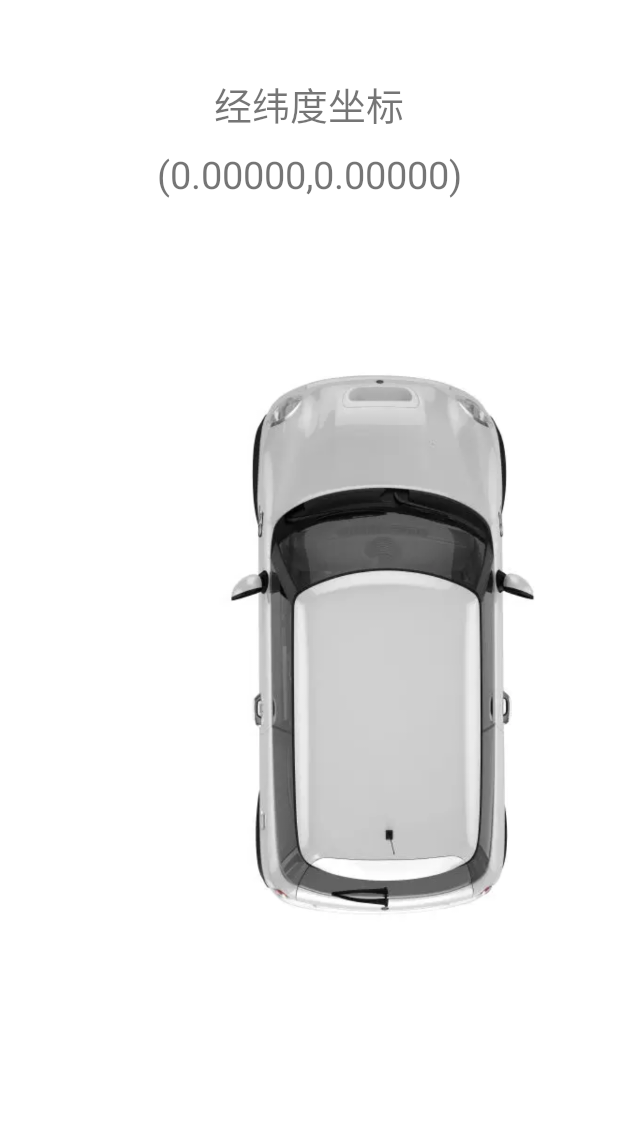
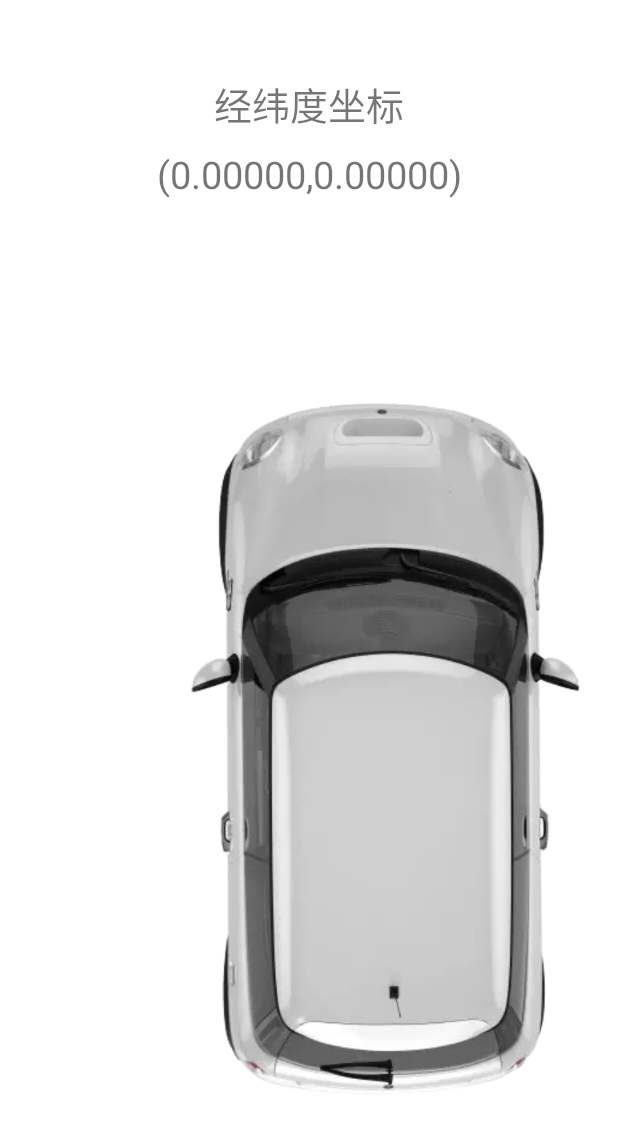
Before and after one commit to neardws/V2X-based-Collision-Warning, an Android app: the screen it shows after launch (MainActivity), on a phone screen of 412 x 824 dp. Shown: the top 1131 px of the screen. Run offline under Robolectric (Android 15) with nearby library versions, the phone set to English and light mode, and no system bars; libraries missing offline, so code that uses them is left out: com.baidu.mapapi; plain views replace TextureMapView; 30 statements that could not run were skipped.

Commit message:
refactor: 替换图片，补充注释

```diff
--- a/app/src/main/java/com/linmu/collision_warning_system/MainActivity.java
+++ b/app/src/main/java/com/linmu/collision_warning_system/MainActivity.java
@@ -23,11 +23,11 @@ import com.baidu.location.BDAbstractLocationListener;
 import com.baidu.location.BDLocation;
 import com.baidu.mapapi.map.BaiduMap;
 import com.baidu.mapapi.map.BaiduMapOptions;
-import com.baidu.mapapi.map.MapStatusUpdate;
-import com.baidu.mapapi.map.MapStatusUpdateFactory;
+import com.baidu.mapapi.map.BitmapDescriptor;
+import com.baidu.mapapi.map.BitmapDescriptorFactory;
 import com.baidu.mapapi.map.MapView;
-import com.baidu.mapapi.map.MyLocationConfiguration;
 import com.baidu.mapapi.map.MyLocationData;
+import com.baidu.mapapi.model.LatLng;
 import com.linmu.collision_warning_system.fragment.MapFragment;
 import com.linmu.collision_warning_system.services.LocationService;
 import com.linmu.collision_warning_system.services.TraceService;
@@ -38,31 +38,19 @@ import java.text.NumberFormat;
 public class MainActivity extends FragmentActivity {
 
     private Context context;
-
+    // 碎片标签
     private static final String sNormalFragmentTag = "map_fragment";
-    private FragmentManager mFragmentManager;
     private MapFragment mMapFragment;
 
     private MapView mMapView;
-
     private BaiduMap baiduMap;
 
     private LocationService locationService;
     private TraceService traceService;
 
-
-    //权限数组（申请定位）
-    private final String[] permissions = new String[]{
-            Manifest.permission.ACCESS_FINE_LOCATION,
-            Manifest.permission.ACCESS_COARSE_LOCATION,
-            Manifest.permission.ACCESS_LOCATION_EXTRA_COMMANDS,
-            Manifest.permission.WRITE_EXTERNAL_STORAGE,
-            Manifest.permission.READ_EXTERNAL_STORAGE,
-    };
-    //返回code
-    private static final int ALL_FILE_REQUEST_CODE = 101;
-    private static final int OPEN_SET_REQUEST_CODE = 100;
-    //调用此方法判断是否拥有权限
+    private BitmapDescriptor mGreenTexture =
+            BitmapDescriptorFactory.fromAsset("Icon_road_green_arrow.png");
+    private BitmapDescriptor mBitmapCar = BitmapDescriptorFactory.fromResource(R.drawable.vehicle_xhdpi);
 
 
 
@@ -73,6 +61,7 @@ public class MainActivity extends FragmentActivity {
         context = getApplicationContext();
 
         initPermissions();
+
 
         setContentView(R.layout.activity_main);
 
@@ -101,16 +90,23 @@ public class MainActivity extends FragmentActivity {
         super.onDestroy();
 //        traceService.stop();
         locationService.stopLocation();
+        if (null != mBitmapCar) {
+            mBitmapCar.recycle();
+        }
+        if (null != mGreenTexture) {
+            mGreenTexture.recycle();
+        }
     }
 
     /**
      * 初始化地图
      */
     private void initMapFragment() {
-        mFragmentManager = getSupportFragmentManager();
+        FragmentManager mFragmentManager = getSupportFragmentManager();
 
         BaiduMapOptions baiduMapOptions = new BaiduMapOptions();
         baiduMapOptions.zoomControlsEnabled(false);
+        // 动态创建地图碎片
         mMapFragment = MapFragment.newInstance(baiduMapOptions);
 
         mFragmentManager.beginTransaction()
@@ -120,7 +116,9 @@ public class MainActivity extends FragmentActivity {
                 .commit();
     }
 
-
+    /**
+     * 定位消息监听器
+     */
     public class LocationListener extends BDAbstractLocationListener {
         // 定位接收函数
         @Override
@@ -168,6 +166,23 @@ public class MainActivity extends FragmentActivity {
         }
     }
 
+    /***************************************************************************************
+     * 以下部分为申请权限
+     ***************************************************************************************
+     */
+
+    //权限数组（申请定位）
+    private final String[] permissions = new String[]{
+            Manifest.permission.ACCESS_FINE_LOCATION,
+            Manifest.permission.ACCESS_COARSE_LOCATION,
+            Manifest.permission.ACCESS_LOCATION_EXTRA_COMMANDS,
+            Manifest.permission.WRITE_EXTERNAL_STORAGE,
+            Manifest.permission.READ_EXTERNAL_STORAGE,
+    };
+    //返回code
+    private static final int ALL_FILE_REQUEST_CODE = 101;
+    private static final int OPEN_SET_REQUEST_CODE = 100;
+
     /**
      * 初始化权限
      * 检查是否拥有权限列表内的权限，若无则申请
@@ -177,7 +192,8 @@ public class MainActivity extends FragmentActivity {
         //检查是否已经有权限
         if (!Environment.isExternalStorageManager()) {
             //跳转新页面申请权限
-            ActivityResultLauncher<Intent> intentActivityResultLauncher = registerForActivityResult(new ActivityResultContracts.StartActivityForResult(), result -> {
+            ActivityResultLauncher<Intent> intentActivityResultLauncher =
+                    registerForActivityResult(new ActivityResultContracts.StartActivityForResult(), result -> {
                 //申请权限结果
                 if (result.getResultCode() == ALL_FILE_REQUEST_CODE) {
                     if (Environment.isExternalStorageManager()) {
--- a/app/src/main/res/layout/activity_main.xml
+++ b/app/src/main/res/layout/activity_main.xml
@@ -16,8 +16,6 @@
         app:layout_constraintHorizontal_weight="1"
         app:layout_constraintLeft_toLeftOf="parent"
         app:layout_constraintTop_toTopOf="parent">
-
-
 
             <TextView
                 android:id="@+id/location_coordinate_text"
@@ -42,9 +40,8 @@
                 android:layout_height="wrap_content"
                 android:layout_marginTop="50dp"
                 android:contentDescription="@string/car_img_description"
-                android:rotation="90"
                 android:scaleType="centerInside"
-                android:src="@drawable/vehicle_000">
+                android:src="@drawable/vehicle">
 
             </ImageView>
 
@@ -60,15 +57,7 @@
         app:layout_constraintLeft_toRightOf="@id/VehicleInfoLayout"
         app:layout_constraintRight_toRightOf="parent"
         app:layout_constraintTop_toTopOf="parent">
-
-
-<!--            <com.baidu.mapapi.map.TextureMapView-->
-<!--                android:id="@+id/baiduMapView"-->
-<!--                android:layout_width="match_parent"-->
-<!--                android:layout_height="match_parent"-->
-<!--                android:clickable="true" />-->
-
-
+        <!-- 本位置预留给动态创建的地图碎片 -->
     </LinearLayout>
 
 </androidx.constraintlayout.widget.ConstraintLayout>
```
Also changed, not shown: app/src/main/res/drawable-xhdpi/vehicle_xhdpi.png (added), app/src/main/res/drawable/vehicle.png (added), app/src/main/res/drawable/vehicle_000.webp (deleted).
